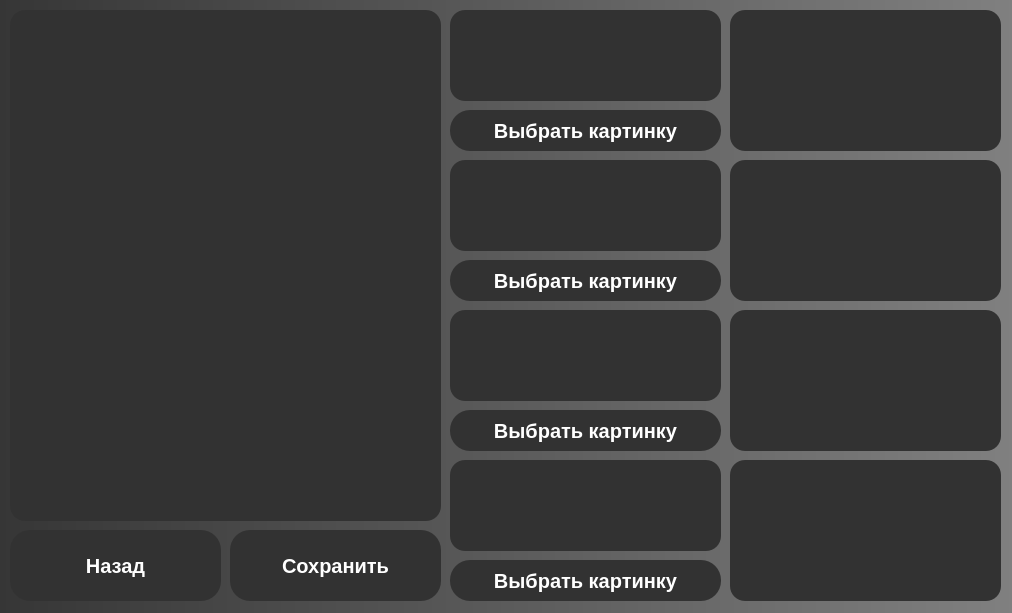
Old version of the form Windows/TensesWindows/TensesTheoryWindow.ui in the repository COBAil/My-English-Grammar.
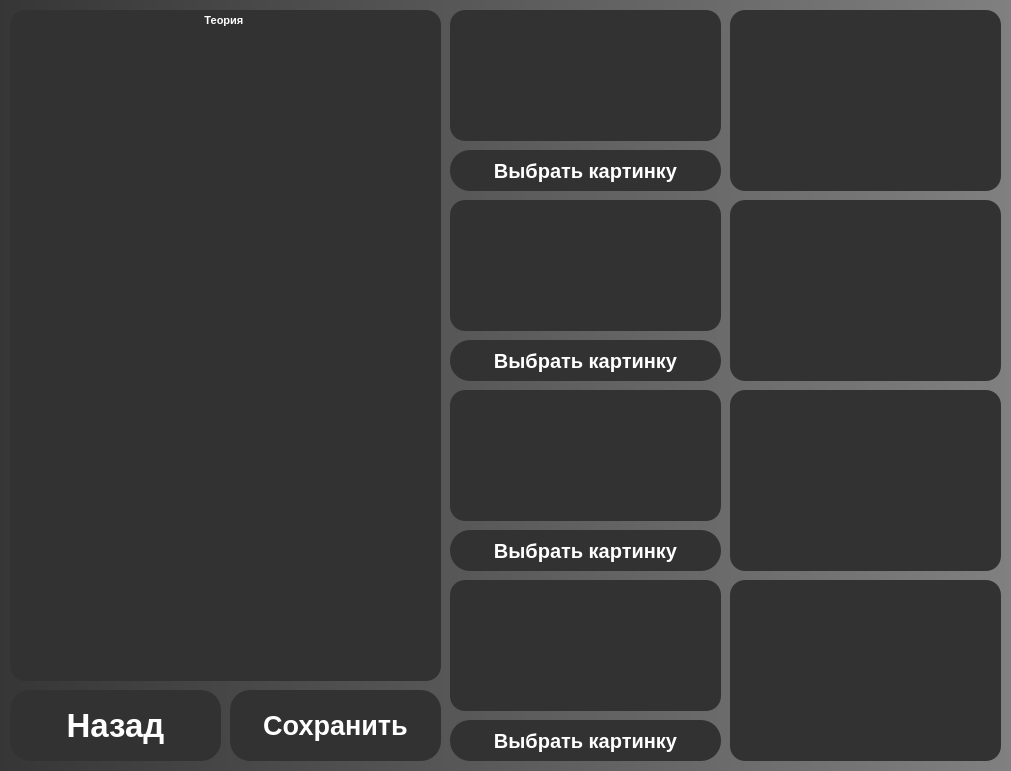
New version of the form. Icons and pictures are not drawn.

Commit message: add WordFormationResultWindow.ui some minor updates to .ui files some minor updates to .db files add theory to WordFormationTheoryWindow.ui

```diff
--- a/Windows/TensesWindows/TensesTheoryWindow.ui
+++ b/Windows/TensesWindows/TensesTheoryWindow.ui
@@ -6,8 +6,8 @@
    <rect>
     <x>0</x>
     <y>0</y>
-    <width>1012</width>
-    <height>613</height>
+    <width>1011</width>
+    <height>771</height>
    </rect>
   </property>
   <property name="windowTitle">
@@ -29,22 +29,6 @@
    background-color: qlineargradient(spread:pad, x1:0, y1:0, x2:1, y2:0, stop:0 rgb(54, 54, 54), stop:1 rgb(128, 128, 128));
 }
 
-QPushButton
-{
-    color: rgb(255, 255, 255);
-	background-color: #323232;
-    width: 75px;
-    height: 50px;
-	border-radius: 20px;
-	font: 75 15pt &quot;Microsoft YaHei UI&quot;;
-	font-weight: bold;
-}
-
-QPushButton:hover
-{
-    background-color: silver;
-}
-
 QLabel
 {
 	color: rgb(255, 255, 255);
@@ -58,7 +42,7 @@
     <property name="geometry">
      <rect>
       <x>10</x>
-      <y>530</y>
+      <y>690</y>
       <width>211</width>
       <height>71</height>
      </rect>
@@ -66,14 +50,28 @@
     <property name="font">
      <font>
       <family>Microsoft YaHei UI</family>
-      <pointsize>15</pointsize>
+      <pointsize>25</pointsize>
       <weight>75</weight>
       <italic>false</italic>
       <bold>true</bold>
      </font>
     </property>
     <property name="styleSheet">
-     <string notr="true"/>
+     <string notr="true">QPushButton
+{
+    color: rgb(255, 255, 255);
+	background-color: #323232;
+    width: 75px;
+    height: 50px;
+	border-radius: 20px;
+	font: 75 25pt &quot;Microsoft YaHei UI&quot;;
+	font-weight: bold;
+}
+
+QPushButton:hover
+{
+    background-color: silver;
+}</string>
     </property>
     <property name="text">
      <string>Назад</string>
@@ -85,7 +83,7 @@
       <x>10</x>
       <y>10</y>
       <width>431</width>
-      <height>511</height>
+      <height>671</height>
      </rect>
     </property>
     <property name="styleSheet">
@@ -102,14 +100,15 @@
      <bool>true</bool>
     </property>
     <property name="plainText">
-     <string/>
+     <string>		          Теория
+</string>
     </property>
    </widget>
    <widget class="QPushButton" name="pushButton_2">
     <property name="geometry">
      <rect>
       <x>230</x>
-      <y>530</y>
+      <y>690</y>
       <width>211</width>
       <height>71</height>
      </rect>
@@ -117,12 +116,29 @@
     <property name="font">
      <font>
       <family>Microsoft YaHei UI</family>
-      <pointsize>15</pointsize>
+      <pointsize>20</pointsize>
       <weight>75</weight>
       <italic>false</italic>
       <bold>true</bold>
      </font>
     </property>
+    <property name="styleSheet">
+     <string notr="true">QPushButton
+{
+    color: rgb(255, 255, 255);
+	background-color: #323232;
+    width: 75px;
+    height: 50px;
+	border-radius: 20px;
+	font: 75 20pt &quot;Microsoft YaHei UI&quot;;
+	font-weight: bold;
+}
+
+QPushButton:hover
+{
+    background-color: silver;
+}</string>
+    </property>
     <property name="text">
      <string>Сохранить</string>
     </property>
@@ -133,7 +149,7 @@
       <x>450</x>
       <y>10</y>
       <width>271</width>
-      <height>91</height>
+      <height>131</height>
      </rect>
     </property>
     <property name="styleSheet">
@@ -156,7 +172,7 @@
       <x>730</x>
       <y>10</y>
       <width>271</width>
-      <height>141</height>
+      <height>181</height>
      </rect>
     </property>
     <property name="styleSheet">
@@ -176,7 +192,7 @@
     <property name="geometry">
      <rect>
       <x>450</x>
-      <y>110</y>
+      <y>150</y>
       <width>271</width>
       <height>41</height>
      </rect>
@@ -190,6 +206,23 @@
       <bold>true</bold>
      </font>
     </property>
+    <property name="styleSheet">
+     <string notr="true">QPushButton
+{
+    color: rgb(255, 255, 255);
+	background-color: #323232;
+    width: 75px;
+    height: 50px;
+	border-radius: 20px;
+	font: 75 15pt &quot;Microsoft YaHei UI&quot;;
+	font-weight: bold;
+}
+
+QPushButton:hover
+{
+    background-color: silver;
+}</string>
+    </property>
     <property name="text">
      <string>Выбрать картинку</string>
     </property>
@@ -198,9 +231,9 @@
     <property name="geometry">
      <rect>
       <x>730</x>
-      <y>160</y>
+      <y>200</y>
       <width>271</width>
-      <height>141</height>
+      <height>181</height>
      </rect>
     </property>
     <property name="styleSheet">
@@ -220,9 +253,9 @@
     <property name="geometry">
      <rect>
       <x>450</x>
-      <y>160</y>
+      <y>200</y>
       <width>271</width>
-      <height>91</height>
+      <height>131</height>
      </rect>
     </property>
     <property name="styleSheet">
@@ -243,7 +276,7 @@
     <property name="geometry">
      <rect>
       <x>450</x>
-      <y>260</y>
+      <y>340</y>
       <width>271</width>
       <height>41</height>
      </rect>
@@ -257,6 +290,23 @@
       <bold>true</bold>
      </font>
     </property>
+    <property name="styleSheet">
+     <string notr="true">QPushButton
+{
+    color: rgb(255, 255, 255);
+	background-color: #323232;
+    width: 75px;
+    height: 50px;
+	border-radius: 20px;
+	font: 75 15pt &quot;Microsoft YaHei UI&quot;;
+	font-weight: bold;
+}
+
+QPushButton:hover
+{
+    background-color: silver;
+}</string>
+    </property>
     <property name="text">
      <string>Выбрать картинку</string>
     </property>
@@ -265,9 +315,9 @@
     <property name="geometry">
      <rect>
       <x>730</x>
-      <y>310</y>
+      <y>390</y>
       <width>271</width>
-      <height>141</height>
+      <height>181</height>
      </rect>
     </property>
     <property name="styleSheet">
@@ -287,9 +337,9 @@
     <property name="geometry">
      <rect>
       <x>450</x>
-      <y>310</y>
+      <y>390</y>
       <width>271</width>
-      <height>91</height>
+      <height>131</height>
      </rect>
     </property>
     <property name="styleSheet">
@@ -310,7 +360,7 @@
     <property name="geometry">
      <rect>
       <x>450</x>
-      <y>410</y>
+      <y>530</y>
       <width>271</width>
       <height>41</height>
      </rect>
@@ -324,6 +374,23 @@
       <bold>true</bold>
      </font>
     </property>
+    <property name="styleSheet">
+     <string notr="true">QPushButton
+{
+    color: rgb(255, 255, 255);
+	background-color: #323232;
+    width: 75px;
+    height: 50px;
+	border-radius: 20px;
+	font: 75 15pt &quot;Microsoft YaHei UI&quot;;
+	font-weight: bold;
+}
+
+QPushButton:hover
+{
+    background-color: silver;
+}</string>
+    </property>
     <property name="text">
      <string>Выбрать картинку</string>
     </property>
@@ -332,9 +399,9 @@
     <property name="geometry">
      <rect>
       <x>730</x>
-      <y>460</y>
+      <y>580</y>
       <width>271</width>
-      <height>141</height>
+      <height>181</height>
      </rect>
     </property>
     <property name="styleSheet">
@@ -354,9 +421,9 @@
     <property name="geometry">
      <rect>
       <x>450</x>
-      <y>460</y>
+      <y>580</y>
       <width>271</width>
-      <height>91</height>
+      <height>131</height>
      </rect>
     </property>
     <property name="styleSheet">
@@ -377,7 +444,7 @@
     <property name="geometry">
      <rect>
       <x>450</x>
-      <y>560</y>
+      <y>720</y>
       <width>271</width>
       <height>41</height>
      </rect>
@@ -391,6 +458,23 @@
       <bold>true</bold>
      </font>
     </property>
+    <property name="styleSheet">
+     <string notr="true">QPushButton
+{
+    color: rgb(255, 255, 255);
+	background-color: #323232;
+    width: 75px;
+    height: 50px;
+	border-radius: 20px;
+	font: 75 15pt &quot;Microsoft YaHei UI&quot;;
+	font-weight: bold;
+}
+
+QPushButton:hover
+{
+    background-color: silver;
+}</string>
+    </property>
     <property name="text">
      <string>Выбрать картинку</string>
     </property>
```
The commit also changes 6 other files.
